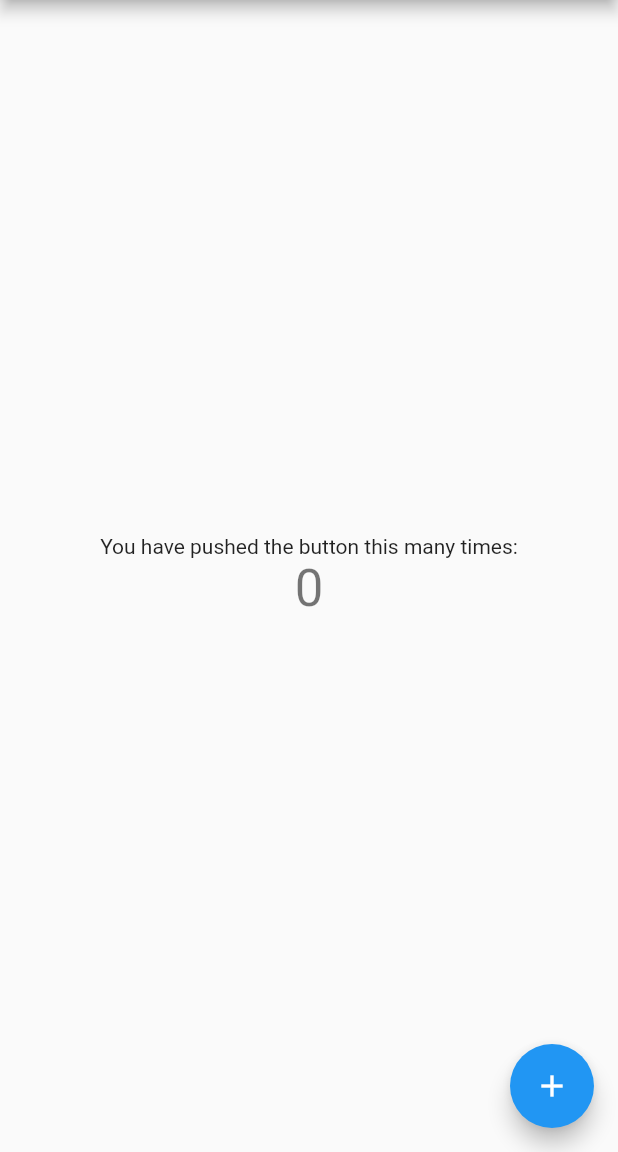
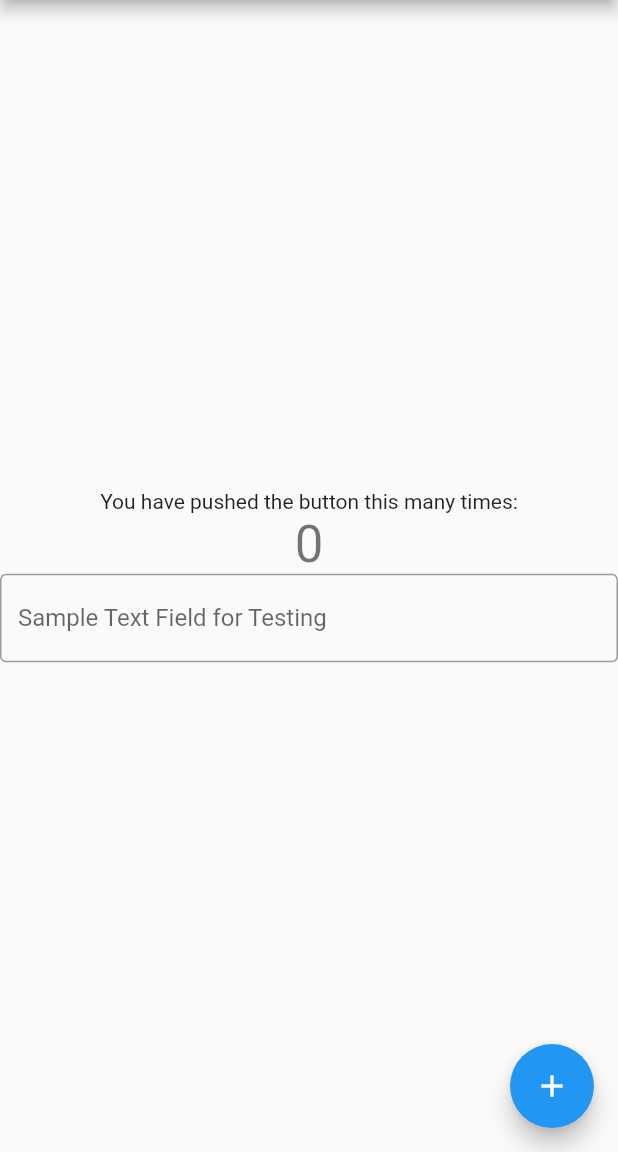
Before and after one commit to aamartus/ser_401_flutter_practice, a Flutter app: the screen it shows after launch, on a phone screen of 412 x 824 dp, the part 84-1236 px from its top. Run offline on Flutter 3.47's test engine with Material 2 defaults, Android fonts, the phone set to English and light mode, and no system bars.

Commit message:
SOC-34: Added Non-Functional Text Field to Project

```diff
--- a/lib/main.dart
+++ b/lib/main.dart
@@ -102,6 +102,13 @@ class _MyHomePageState extends State<MyHomePage> {
               '$_counter',
               style: Theme.of(context).textTheme.headline4,
             ),
+            const TextField(
+              obscureText: false,
+              decoration: InputDecoration(
+                border: OutlineInputBorder(),
+                labelText: 'Sample Text Field for Testing',
+              ),
+            )
           ],
         ),
       ),
```
